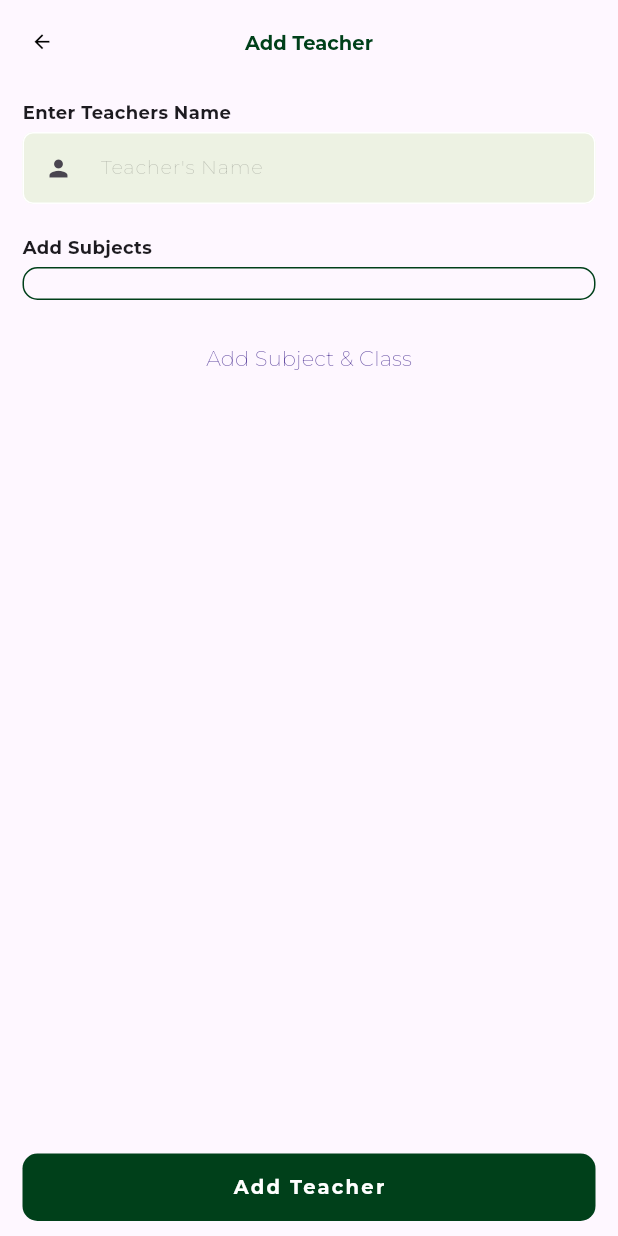
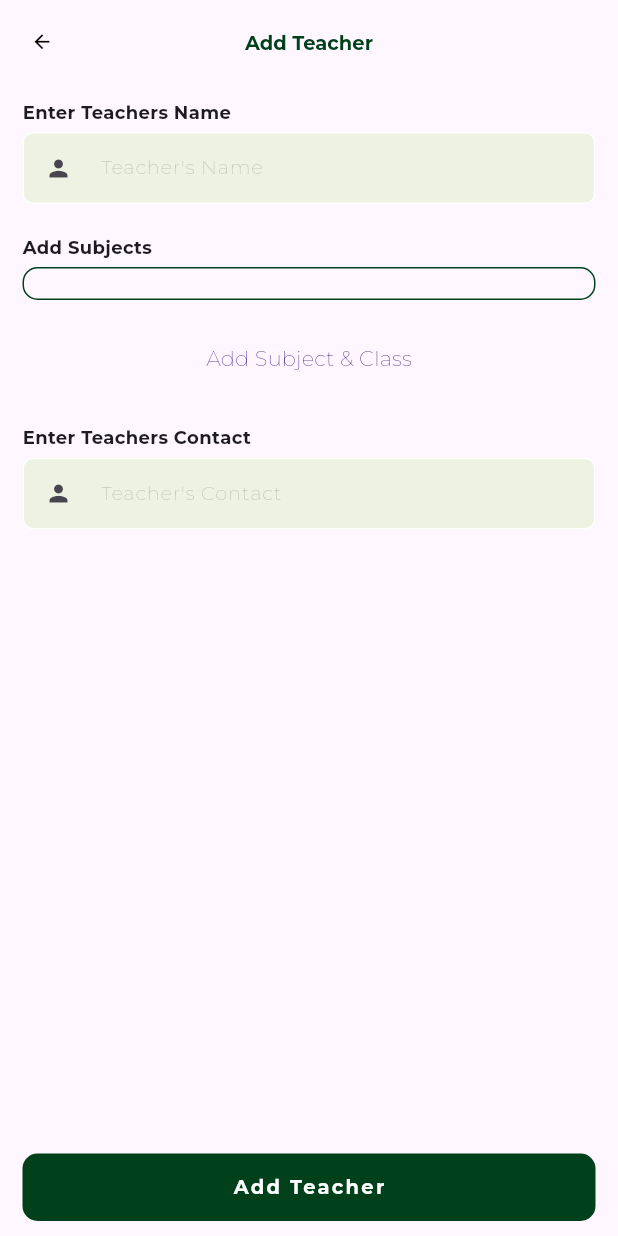
Before and after one commit to Ikechukwu-etoniru/reg_app_v2, a Flutter app: the AddTeacherScreen screen opened directly with empty values, on a phone screen of 412 x 824 dp. Run offline on Flutter 3.47's test engine with Material 3 defaults, Android fonts, the phone set to English and light mode, and no system bars; our stand-ins replace cloud_firestore, dropdown_button2, firebase_auth, firebase_core, firebase_storage, flutter_spinkit and 2 more; accounts and stored records are empty; project files that could hold a hidden picture were left out.

Commit message:
Fixed add teacher

```diff
--- a/lib/screens/add_teacher_screen.dart
+++ b/lib/screens/add_teacher_screen.dart
@@ -25,6 +25,7 @@ class AddTeacherScreen extends StatefulWidget {
 class _AddTeacherScreenState extends State<AddTeacherScreen> {
   bool _isButtonLoading = false;
   final nameController = TextEditingController();
+  final contactController = TextEditingController();
 
   List<SubjectClass> teacherSubjects = [];
 
@@ -36,7 +37,7 @@ class _AddTeacherScreenState extends State<AddTeacherScreen> {
   Future addSubjectDialog() async {
     SubjectModel? subject;
     int? classId;
-    int? classNum;
+    List<int> classNum = [];
     final formKey = GlobalKey<FormState>();
     return showDialog(
       context: context,
@@ -183,7 +184,11 @@ class _AddTeacherScreenState extends State<AddTeacherScreen> {
                       itemBuilder: (context, index) {
                         return GestureDetector(
                           onTap: () {
-                            classNum = (index + 1);
+                            if (classNum.contains(index + 1)) {
+                              classNum.remove(index + 1);
+                            } else {
+                              classNum.add(index + 1);
+                            }
                           },
                           child: Container(
                             margin: const EdgeInsets.only(right: 5),
@@ -227,12 +232,13 @@ class _AddTeacherScreenState extends State<AddTeacherScreen> {
                       final isValid = formKey.currentState!.validate();
                       if (isValid) {
                         setState(() {
-                          teacherSubjects.add(SubjectClass(
-                            subject: subject!.id,
-                            name: subject!.name,
-                            classId: classId!,
-                            classNum: classNum!,
-                          ));
+                          for (var val in classNum) {
+                            teacherSubjects.add(SubjectClass(
+                                subject: subject!.id,
+                                name: subject!.name,
+                                classId: classId!,
+                                classNum: val));
+                          }
                         });
                         Navigator.of(ctx).pop();
                       }
@@ -275,6 +281,7 @@ class _AddTeacherScreenState extends State<AddTeacherScreen> {
         'schoolId': widget.school.id,
         'teacher_code': generateSixDigitNumber(),
         'subject_class_classnum': subjectClassList,
+        'contact': contactController.text,
       });
       // Get the generated document ID
       String docId = addedTeacher.id;
@@ -367,6 +374,30 @@ class _AddTeacherScreenState extends State<AddTeacherScreen> {
                     },
                     child: const Text('Add Subject & Class'),
                   ),
+                  const SizedBox(
+                    height: 20,
+                  ),
+                  const TextFieldTitle(title: 'Enter Teachers Contact'),
+                  TextFormField(
+                    controller: contactController,
+                    style: const TextStyle(
+                      fontSize: 13,
+                    ),
+                    decoration: const InputDecoration(
+                      hintText: 'Teacher\'s Contact',
+                      hintStyle: TextStyle(
+                        color: Colors.black26,
+                        fontWeight: FontWeight.w400,
+                        fontSize: 13,
+                      ),
+                      prefixIcon: Icon(
+                        Icons.person,
+                      ),
+                    ),
+                  ),
+                  const SizedBox(
+                    height: 20,
+                  ),
                 ],
               ),
             ),
```
Also changed, not shown: lib/screens/select_type_screen.dart (+9 -10 lines), lib/screens/update_some_students_screen.dart (+12 -2 lines).
